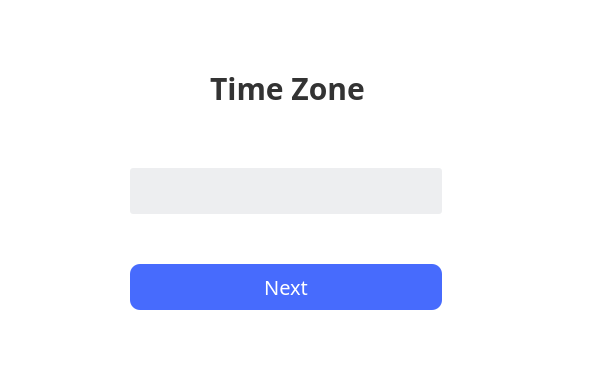
The window that timezonesetting.ui (xiaoxiaodx/NVRPRO) describes before a commit, drawn with Qt 5.
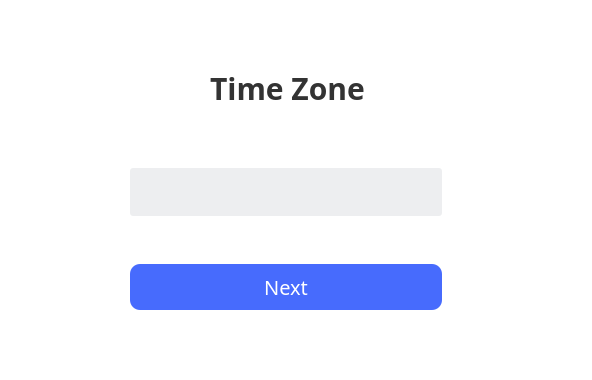
The same window after the commit. Icons and pictures are not drawn.

Diff of the .ui file:
```diff
--- a/timezonesetting.ui
+++ b/timezonesetting.ui
@@ -48,15 +48,15 @@
      <x>130</x>
      <y>168</y>
      <width>312</width>
-     <height>46</height>
+     <height>48</height>
     </rect>
    </property>
    <property name="styleSheet">
     <string notr="true">QComboBox {
-      border: 0px solid rgba(0,0,0,0.15);
+      border: 0px solid rgba(0,0,0,15%);
       border-radius: 3px;
-      padding: 1px 30px 1px 30px;
-      min-width: 6em;
+      padding-left:20px;
+		min-height:46px;
 	  color:#333333;
 	  font-size:16px;
   }
@@ -71,8 +71,7 @@
 
   QComboBox:!editable:on, QComboBox::drop-down:editable:on {
       background: #EDEEF0;
-      padding-top: 3px;
-      padding-left: 30px;
+
   }
 
   QComboBox::drop-down {
@@ -89,26 +88,25 @@
   }
 
   QComboBox::down-arrow:on {
-      top: 1px;
-      left: 1px;
+
   }
 
 /**************   QComboBox 定制 ****************/
 QComboBox QAbstractItemView
 {
+	padding-top:14px;
     outline:0px;
     background:#ffffff;
-	border:1px solid rgba(0,0,0,0.15);
+	border:1px solid rgba(0,0,0,15%);
 }
 QComboBox QAbstractItemView::item
 {
-    padding-left:28px;
+	padding-left:18px;
 	border-width:0px;
     font-size:16px;
     color:#333333;
     background:#ffffff;
-    font-family:&quot;Helvetica&quot;;
-	min-height: 38px; 
+	min-height: 46px; 
 }
 
 QComboBox QAbstractItemView::item:selected
```
Left out of the diff: 6 changed lines with no effect on the pictures.
